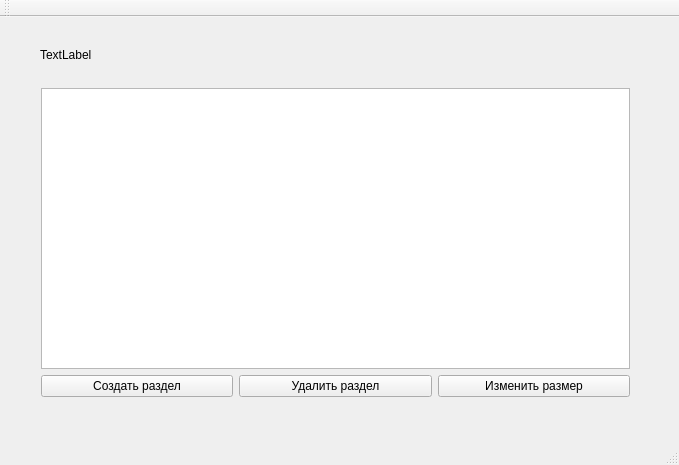
This is mainwindow.ui in YuraStr/Partition-Editor as Qt 5 draws it before an edit. The edited form follows.
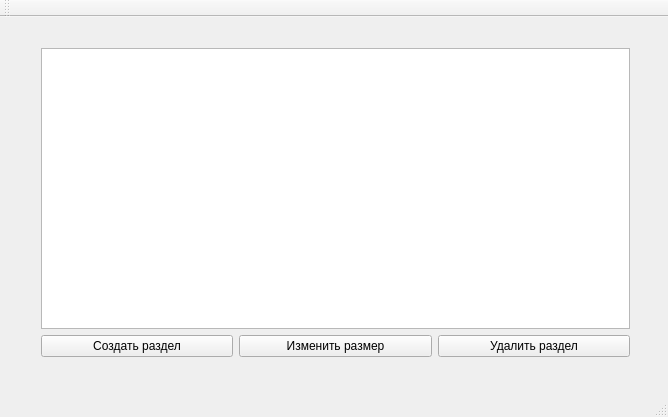
This is the edited form.

```diff
--- a/mainwindow.ui
+++ b/mainwindow.ui
@@ -6,8 +6,8 @@
    <rect>
     <x>0</x>
     <y>0</y>
-    <width>679</width>
-    <height>465</height>
+    <width>668</width>
+    <height>417</height>
    </rect>
   </property>
   <property name="sizePolicy">
@@ -18,8 +18,8 @@
   </property>
   <property name="minimumSize">
    <size>
-    <width>679</width>
-    <height>465</height>
+    <width>20</width>
+    <height>20</height>
    </size>
   </property>
   <property name="maximumSize">
@@ -32,24 +32,11 @@
    <string>MainWindow</string>
   </property>
   <widget class="QWidget" name="centralWidget">
-   <widget class="QLabel" name="label">
-    <property name="geometry">
-     <rect>
-      <x>40</x>
-      <y>30</y>
-      <width>101</width>
-      <height>16</height>
-     </rect>
-    </property>
-    <property name="text">
-     <string>TextLabel</string>
-    </property>
-   </widget>
-   <widget class="QWidget" name="">
+   <widget class="QWidget" name="layoutWidget">
     <property name="geometry">
      <rect>
       <x>30</x>
-      <y>60</y>
+      <y>20</y>
       <width>611</width>
       <height>331</height>
      </rect>
@@ -65,16 +52,19 @@
        </property>
       </widget>
      </item>
+     <item row="1" column="2">
+      <widget class="QPushButton" name="deleteButton">
+       <property name="text">
+        <string>Удалить раздел</string>
+       </property>
+      </widget>
+     </item>
+     <item row="0" column="0" colspan="3">
+      <widget class="QTableWidget" name="tableWidget"/>
+     </item>
      <item row="1" column="1">
       <widget class="QPushButton" name="resizeButton">
        <property name="text">
-        <string>Удалить раздел</string>
-       </property>
-      </widget>
-     </item>
-     <item row="1" column="2">
-      <widget class="QPushButton" name="createButton_3">
-       <property name="text">
         <string>Изменить размер</string>
        </property>
       </widget>
```
Left out of the diff: 9 changed lines with no effect on the pictures.
